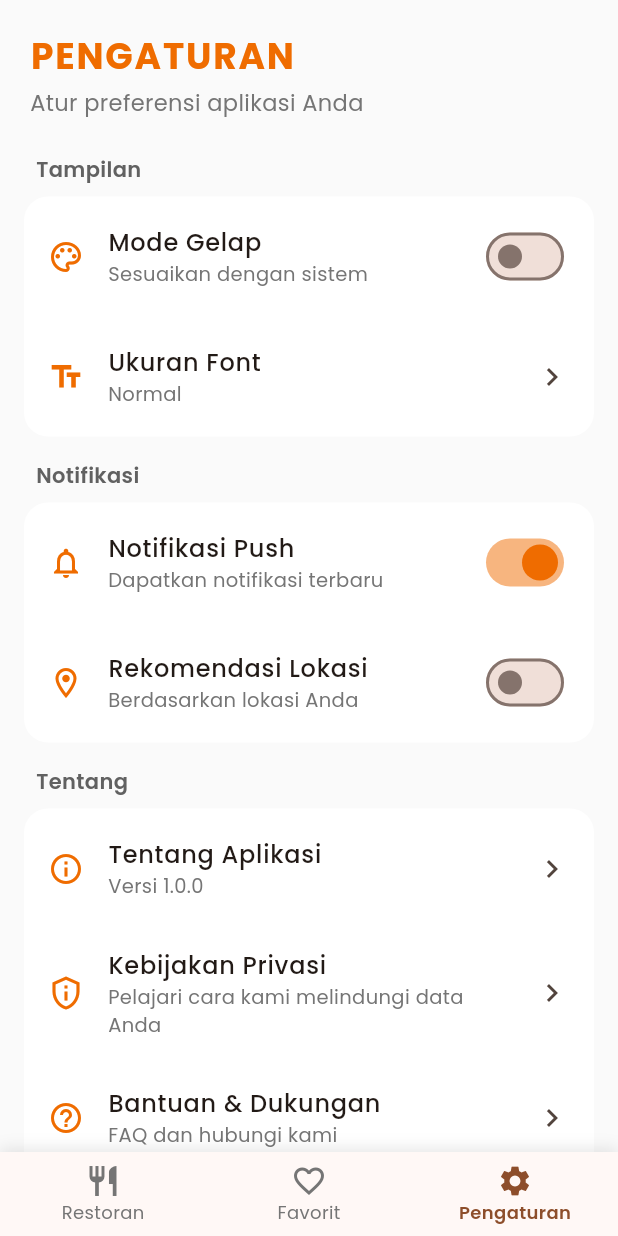
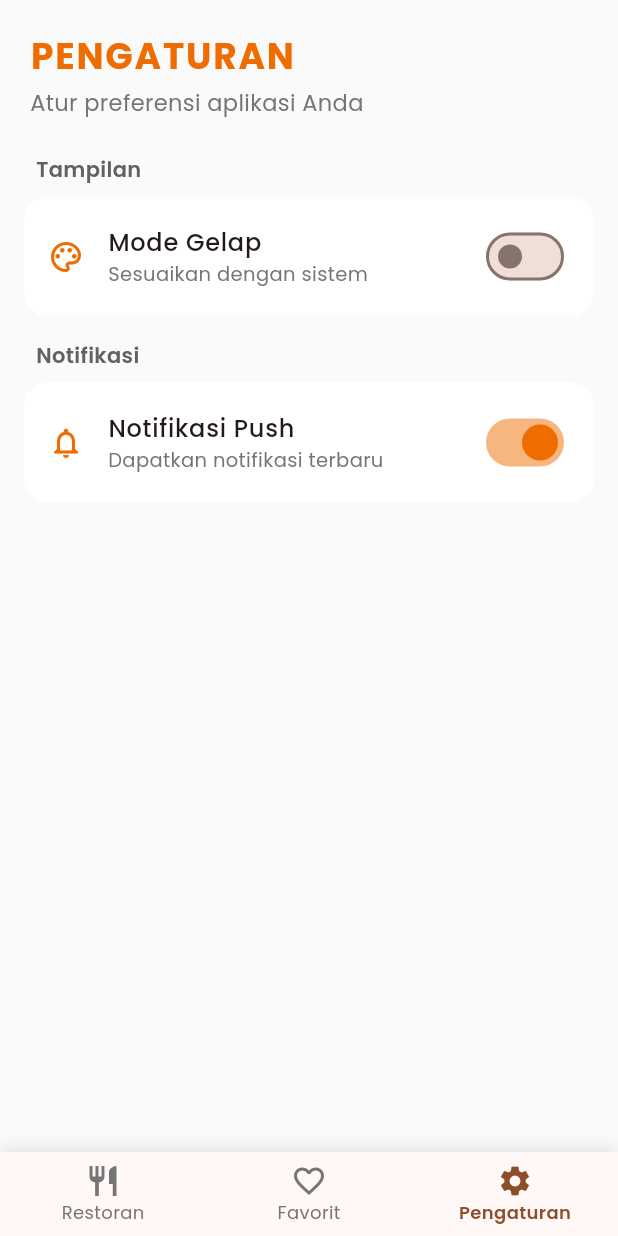
Before and after one commit to mohizzatulhaqi/restoreko, a Flutter app: the screen it shows after launch, item 3 of the bottom bar chosen, on a phone screen of 412 x 824 dp. Run offline on Flutter 3.47's test engine with Material 3 defaults, Android fonts, the light colour scheme and no system bars; our stand-ins replace google_fonts, skeletonizer; network calls fail.

Commit message:
refactor: simplify settings page UI

```diff
--- a/lib/pages/setting_page.dart
+++ b/lib/pages/setting_page.dart
@@ -63,15 +63,6 @@ class SettingsPage extends StatelessWidget {
                       activeColor: Colors.orange[800],
                     ),
                   ),
-                  _buildSettingsTile(
-                    icon: Icons.text_fields,
-                    title: 'Ukuran Font',
-                    subtitle: 'Normal',
-                    trailing: const Icon(Icons.chevron_right),
-                    onTap: () {
-                      // Navigate to font size settings
-                    },
-                  ),
                 ]),
 
                 const SizedBox(height: 16),
@@ -91,55 +82,9 @@ class SettingsPage extends StatelessWidget {
                       activeColor: Colors.orange[800],
                     ),
                   ),
-                  _buildSettingsTile(
-                    icon: Icons.location_on_outlined,
-                    title: 'Rekomendasi Lokasi',
-                    subtitle: 'Berdasarkan lokasi Anda',
-                    trailing: Switch(
-                      value: false,
-                      onChanged: (value) {
-                        // Implementasi untuk lokasi
-                      },
-                      activeColor: Colors.orange[800],
-                    ),
-                  ),
                 ]),
 
                 const SizedBox(height: 16),
-
-                // About Section
-                _buildSectionHeader('Tentang'),
-                _buildSettingsCard([
-                  _buildSettingsTile(
-                    icon: Icons.info_outlined,
-                    title: 'Tentang Aplikasi',
-                    subtitle: 'Versi 1.0.0',
-                    trailing: const Icon(Icons.chevron_right),
-                    onTap: () {
-                      _showAboutDialog(context);
-                    },
-                  ),
-                  _buildSettingsTile(
-                    icon: Icons.privacy_tip_outlined,
-                    title: 'Kebijakan Privasi',
-                    subtitle: 'Pelajari cara kami melindungi data Anda',
-                    trailing: const Icon(Icons.chevron_right),
-                    onTap: () {
-                      // Navigate to privacy policy
-                    },
-                  ),
-                  _buildSettingsTile(
-                    icon: Icons.help_outline,
-                    title: 'Bantuan & Dukungan',
-                    subtitle: 'FAQ dan hubungi kami',
-                    trailing: const Icon(Icons.chevron_right),
-                    onTap: () {
-                      // Navigate to help page
-                    },
-                  ),
-                ]),
-
-                const SizedBox(height: 32),
               ]),
             ),
           ),
@@ -165,9 +110,7 @@ class SettingsPage extends StatelessWidget {
   Widget _buildSettingsCard(List<Widget> children) {
     return Card(
       margin: EdgeInsets.zero,
-      child: Column(
-        children: children,
-      ),
+      child: Column(children: children),
     );
   }
 
@@ -179,79 +122,18 @@ class SettingsPage extends StatelessWidget {
     VoidCallback? onTap,
   }) {
     return ListTile(
-      leading: Icon(
-        icon,
-        color: Colors.orange[800],
-        size: 24,
-      ),
+      leading: Icon(icon, color: Colors.orange[800], size: 24),
       title: Text(
         title,
-        style: GoogleFonts.poppins(
-          fontWeight: FontWeight.w500,
-          fontSize: 16,
-        ),
+        style: GoogleFonts.poppins(fontWeight: FontWeight.w500, fontSize: 16),
       ),
       subtitle: Text(
         subtitle,
-        style: GoogleFonts.poppins(
-          fontSize: 13,
-          color: Colors.grey[600],
-        ),
+        style: GoogleFonts.poppins(fontSize: 13, color: Colors.grey[600]),
       ),
       trailing: trailing,
       onTap: onTap,
       contentPadding: const EdgeInsets.symmetric(horizontal: 16, vertical: 4),
     );
   }
-
-  void _showAboutDialog(BuildContext context) {
-    showDialog(
-      context: context,
-      builder: (BuildContext context) {
-        return AlertDialog(
-          title: Text(
-            'Tentang Restoreko',
-            style: GoogleFonts.poppins(fontWeight: FontWeight.bold),
-          ),
-          content: Column(
-            mainAxisSize: MainAxisSize.min,
-            crossAxisAlignment: CrossAxisAlignment.start,
-            children: [
-              Text(
-                'Restoreko adalah aplikasi rekomendasi restoran terbaik untuk membantu Anda menemukan tempat makan yang sempurna.',
-                style: GoogleFonts.poppins(),
-              ),
-              const SizedBox(height: 16),
-              Text(
-                'Versi: 1.0.0',
-                style: GoogleFonts.poppins(
-                  fontWeight: FontWeight.w500,
-                  color: Colors.grey[600],
-                ),
-              ),
-              Text(
-                'Dikembangkan dengan ❤️',
-                style: GoogleFonts.poppins(
-                  fontWeight: FontWeight.w500,
-                  color: Colors.grey[600],
-                ),
-              ),
-            ],
-          ),
-          actions: [
-            TextButton(
-              onPressed: () => Navigator.of(context).pop(),
-              child: Text(
-                'Tutup',
-                style: GoogleFonts.poppins(
-                  color: Colors.orange[800],
-                  fontWeight: FontWeight.w600,
-                ),
-              ),
-            ),
-          ],
-        );
-      },
-    );
-  }
 }
```
